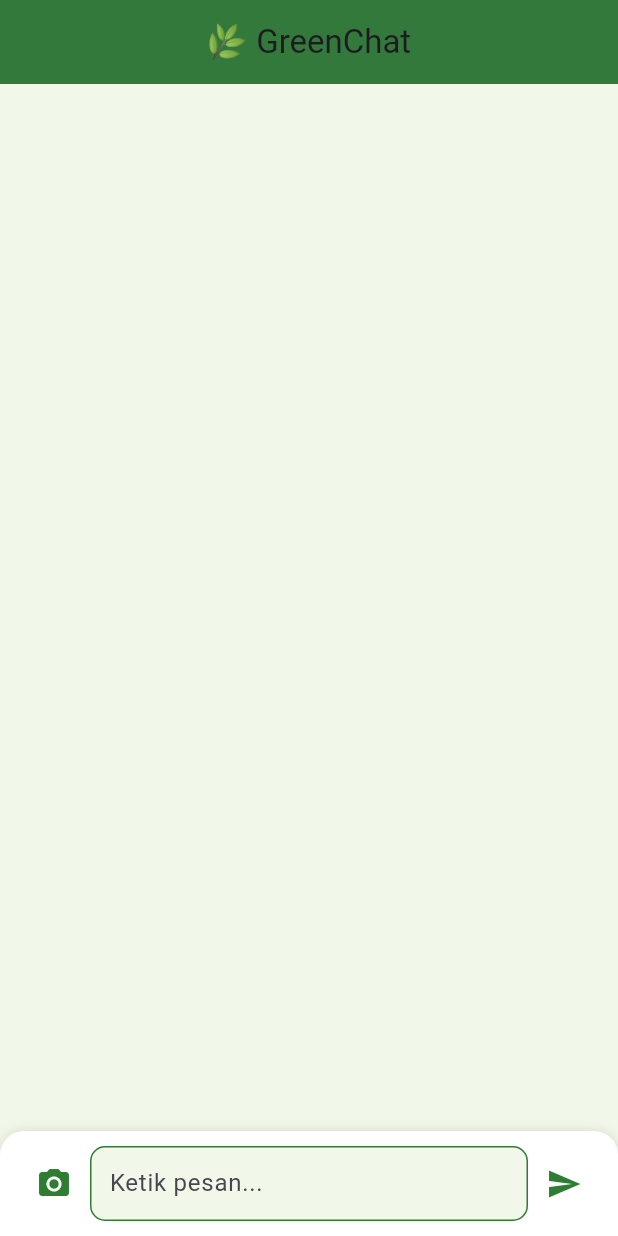
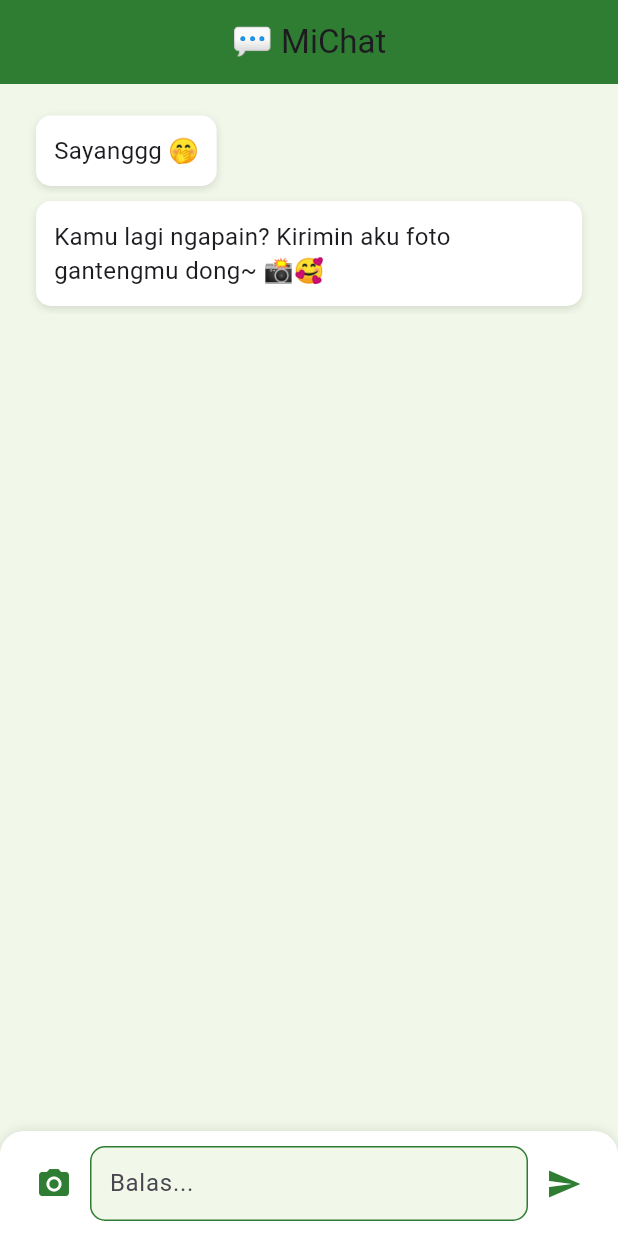
Before and after one commit to Amzee03/camera-app, a Flutter app: the screen it shows after launch, on a phone screen of 412 x 824 dp. Run offline on Flutter 3.47's test engine with Material 3 defaults, Android fonts, the phone set to English and light mode, and no system bars; our stand-ins replace camera, permission_handler.

Commit message:
switch kamera, preview hasil foto, dan tambahan chat

```diff
--- a/lib/pages/chat_page.dart
+++ b/lib/pages/chat_page.dart
@@ -1,13 +1,13 @@
 import 'dart:io';
-
 import 'package:flutter/material.dart';
 import 'camera.dart';
 
 class Message {
   final String? text;
   final File? image;
+  final bool isFromPartner;
 
-  Message({this.text, this.image});
+  Message({this.text, this.image, this.isFromPartner = false});
 }
 
 class ChatPage extends StatefulWidget {
@@ -17,14 +17,36 @@ class ChatPage extends StatefulWidget {
 
 class _ChatPageState extends State<ChatPage> {
   final List<Message> _messages = [];
-  final TextEditingController _controller = TextEditingController();
+  final _controller = TextEditingController();
+  final GlobalKey<AnimatedListState> _listKey = GlobalKey<AnimatedListState>();
+
+  @override
+  void initState() {
+    super.initState();
+
+    Future.delayed(Duration(milliseconds: 500), () {
+      _addMessage(Message(
+        text: "Sayanggg 🤭",
+        isFromPartner: true,
+      ));
+      Future.delayed(Duration(milliseconds: 500), () {
+        _addMessage(Message(
+          text: "Kamu lagi ngapain? Kirimin aku foto gantengmu dong~ 📸🥰",
+          isFromPartner: true,
+        ));
+      });
+    });
+  }
+
+  void _addMessage(Message message) {
+    _messages.add(message);
+    _listKey.currentState?.insertItem(_messages.length - 1);
+  }
 
   void _sendTextMessage() {
     if (_controller.text.trim().isEmpty) return;
-    setState(() {
-      _messages.add(Message(text: _controller.text.trim()));
+    _addMessage(Message(text: _controller.text.trim()));
     _controller.clear();
-    });
   }
 
   Future<void> _sendImageMessage() async {
@@ -33,58 +55,69 @@ class _ChatPageState extends State<ChatPage> {
       MaterialPageRoute(
         builder: (context) => CameraPage(
           onImageCaptured: (File image) {
-            setState(() {
-              _messages.add(Message(image: image));
-            });
+            _addMessage(Message(image: image));
           },
         ),
       ),
     );
   }
 
-  Widget _buildMessage(Message message) {
-    if (message.image != null) {
-      return Container(
-        margin: EdgeInsets.symmetric(vertical: 5),
-        alignment: Alignment.centerLeft,
-        child: ClipRRect(
+  Widget _buildMessage(Message message, Animation<double> animation) {
+    final isPartner = message.isFromPartner;
+    final alignment = isPartner ? Alignment.centerLeft : Alignment.centerRight;
+    final color = isPartner ? Colors.white : Color(0xFFA5D6A7);
+
+    return SizeTransition(
+      sizeFactor: animation,
+      axisAlignment: 0.0,
+      child: Align(
+        alignment: alignment,
+        child: Container(
+          margin: EdgeInsets.symmetric(vertical: 5, horizontal: 8),
+          padding: message.image == null ? EdgeInsets.all(12) : EdgeInsets.zero,
+          decoration: BoxDecoration(
+            color: message.image == null ? color : Colors.transparent,
+            borderRadius: BorderRadius.circular(10),
+            boxShadow: [
+              if (message.image == null)
+                BoxShadow(
+                  color: Colors.black12,
+                  blurRadius: 4,
+                  offset: Offset(0, 2),
+                ),
+            ],
+          ),
+          child: message.image != null
+              ? ClipRRect(
             borderRadius: BorderRadius.circular(12),
             child: Image.file(message.image!, height: 200),
-        ),
-      );
-    } else {
-      return Container(
-        margin: EdgeInsets.symmetric(vertical: 5),
-        padding: EdgeInsets.all(12),
-        decoration: BoxDecoration(
-          color: Color(0xFFA5D6A7),
-          borderRadius: BorderRadius.circular(10),
-        ),
-        alignment: Alignment.centerLeft,
-        child: Text(
+          )
+              : Text(
             message.text ?? "",
             style: TextStyle(fontSize: 16),
           ),
+        ),
+      ),
     );
-    }
   }
 
   @override
   Widget build(BuildContext context) {
     return Scaffold(
       appBar: AppBar(
-        title: Text("🌿 GreenChat"),
+        title: Text("💬 MiChat"),
         backgroundColor: Color(0xFF2E7D32),
-        elevation: 4,
         centerTitle: true,
       ),
       body: Column(
         children: [
           Expanded(
-            child: ListView.builder(
+            child: AnimatedList(
+              key: _listKey,
               padding: EdgeInsets.all(16),
-              itemCount: _messages.length,
-              itemBuilder: (context, index) => _buildMessage(_messages[index]),
+              initialItemCount: _messages.length,
+              itemBuilder: (context, index, animation) =>
+                  _buildMessage(_messages[index], animation),
             ),
           ),
           Container(
@@ -111,7 +144,7 @@ class _ChatPageState extends State<ChatPage> {
                     child: TextField(
                       controller: _controller,
                       decoration: InputDecoration(
-                        hintText: "Ketik pesan...",
+                        hintText: "Balas...",
                         border: InputBorder.none,
                       ),
                       onSubmitted: (_) => _sendTextMessage(),
```
Also changed, not shown: lib/pages/camera.dart (+126 -28 lines). Lines whose indentation alone changed are shown as unchanged.
